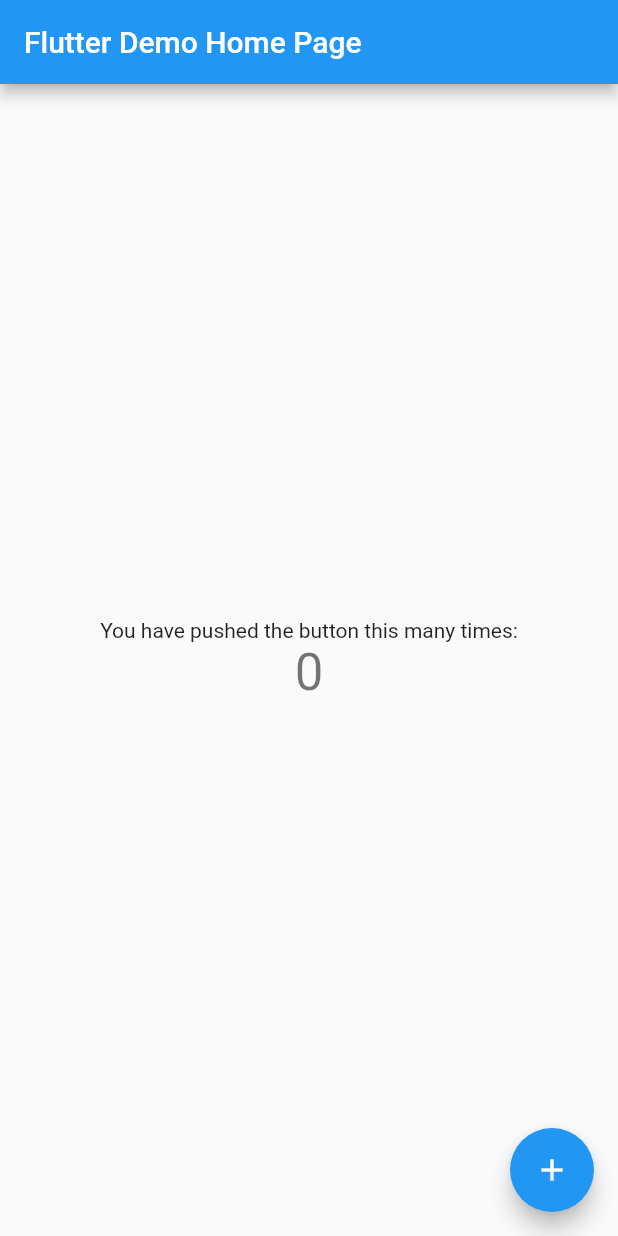
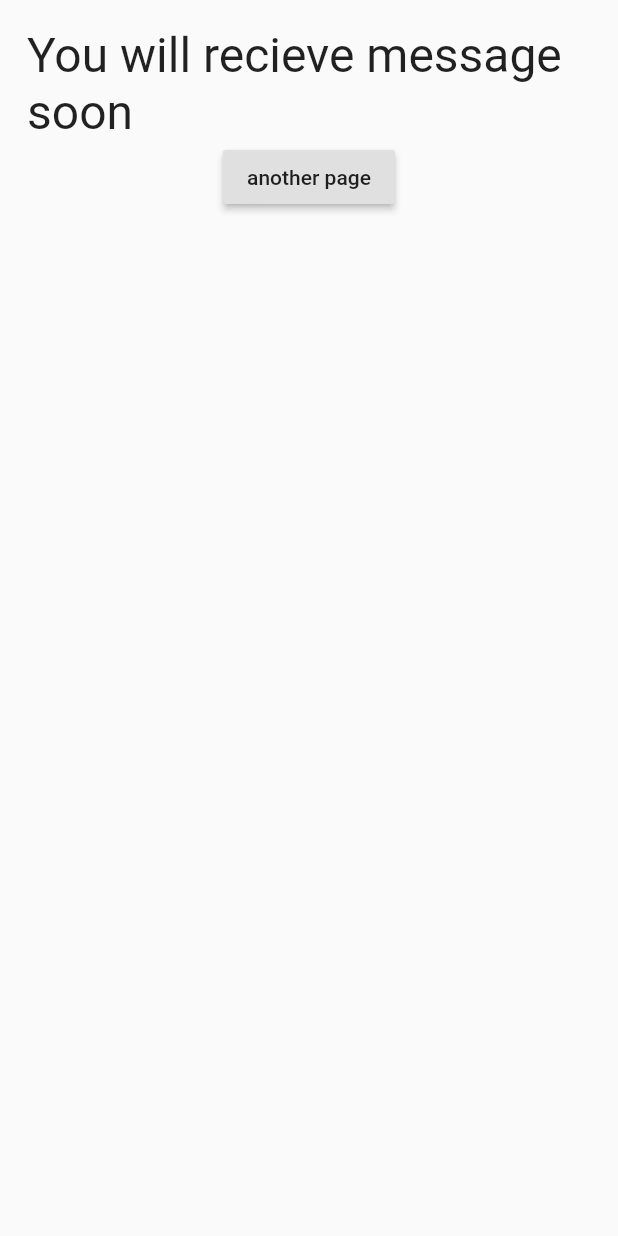
Before and after one commit to mohammadjawedahmadansari/FinalNotificationApp, a Flutter app: the screen it shows after launch, on a phone screen of 412 x 824 dp. Run offline on Flutter 3.47's test engine with Material 2 defaults, Android fonts, the phone set to English and light mode, and no system bars; our stand-ins replace firebase_core, firebase_messaging, flutter_local_notifications; accounts and stored records are empty.

Commit message:
Complete Push Notification using Firebase Cloud Messaging

```diff
--- a/lib/main.dart
+++ b/lib/main.dart
@@ -1,6 +1,23 @@
+import 'package:firebase_core/firebase_core.dart';
+import 'package:firebase_messaging/firebase_messaging.dart';
 import 'package:flutter/material.dart';
+import 'package:notfication_app/redpage.dart';
+import 'package:notfication_app/services/local_notification.dart';
 
-void main() {
+import 'greenpage.dart';
+
+// Recive message when app is in background solution for on message
+Future<void> backgroundHandler(RemoteMessage message) async {
+  print(message.data.toString());
+  print(message.notification.toString());
+  LocalNotificationService.display(message);
+}
+
+void main() async {
+  WidgetsFlutterBinding.ensureInitialized();
+  await Firebase.initializeApp();
+
+  FirebaseMessaging.onBackgroundMessage((backgroundHandler));
   runApp(MyApp());
 }
 
@@ -11,33 +28,19 @@
     return MaterialApp(
       title: 'Flutter Demo',
       theme: ThemeData(
-        // This is the theme of your application.
-        //
-        // Try running your application with "flutter run". You'll see the
-        // application has a blue toolbar. Then, without quitting the app, try
-        // changing the primarySwatch below to Colors.green and then invoke
-        // "hot reload" (press "r" in the console where you ran "flutter run",
-        // or simply save your changes to "hot reload" in a Flutter IDE).
-        // Notice that the counter didn't reset back to zero; the application
-        // is not restarted.
         primarySwatch: Colors.blue,
       ),
       home: MyHomePage(title: 'Flutter Demo Home Page'),
+      routes: {
+        "red": (_) => RedPage(),
+        "green": (_) => GreenPage(),
+      },
     );
   }
 }
 
 class MyHomePage extends StatefulWidget {
   MyHomePage({Key? key, required this.title}) : super(key: key);
-
-  // This widget is the home page of your application. It is stateful, meaning
-  // that it has a State object (defined below) that contains fields that affect
-  // how it looks.
-
-  // This class is the configuration for the state. It holds the values (in this
-  // case the title) provided by the parent (in this case the App widget) and
-  // used by the build method of the State. Fields in a Widget subclass are
-  // always marked "final".
 
   final String title;
 
@@ -46,68 +49,59 @@
 }
 
 class _MyHomePageState extends State<MyHomePage> {
-  int _counter = 0;
+  @override
+  void initState() {
+    // TODO: implement initState
+    super.initState();
+    LocalNotificationService.initialized(context);
+    FirebaseMessaging.instance.getInitialMessage().then((message) {
+      if (message != null) {
+        final routeFromMessage = message.data["route"];
+        print(routeFromMessage);
+        Navigator.of(context).pushNamed(routeFromMessage);
+      }
+    });
 
-  void _incrementCounter() {
-    setState(() {
-      // This call to setState tells the Flutter framework that something has
-      // changed in this State, which causes it to rerun the build method below
-      // so that the display can reflect the updated values. If we changed
-      // _counter without calling setState(), then the build method would not be
-      // called again, and so nothing would appear to happen.
-      _counter++;
+    // Foreground work
+
+    FirebaseMessaging.onMessage.listen((message) {
+      if (message.notification != null) {
+        print(message.notification!.body);
+        print(message.notification!.title);
+      }
+      LocalNotificationService.display(message);
+    });
+    // When the app is in background but opened and user taps
+    /// on the notifications
+    FirebaseMessaging.onMessageOpenedApp.listen((message) {
+      final routeFromMessage = message.data["route"];
+      print(routeFromMessage);
+      Navigator.of(context).pushNamed(routeFromMessage);
     });
   }
 
   @override
   Widget build(BuildContext context) {
-    // This method is rerun every time setState is called, for instance as done
-    // by the _incrementCounter method above.
-    //
-    // The Flutter framework has been optimized to make rerunning build methods
-    // fast, so that you can just rebuild anything that needs updating rather
-    // than having to individually change instances of widgets.
     return Scaffold(
-      appBar: AppBar(
-        // Here we take the value from the MyHomePage object that was created by
-        // the App.build method, and use it to set our appbar title.
-        title: Text(widget.title),
+      body: Padding(
+        padding: const EdgeInsets.all(18.0),
+        child: Center(
+            child: Column(
+          children: [
+            Text(
+              "You will recieve message soon",
+              style: TextStyle(fontSize: 32.0),
+            ),
+            RaisedButton(
+              onPressed: () {
+                Navigator.of(context).push(
+                    new MaterialPageRoute(builder: (context) => RedPage()));
+              },
+              child: Text('another page'),
+            )
+          ],
+        )),
       ),
-      body: Center(
-        // Center is a layout widget. It takes a single child and positions it
-        // in the middle of the parent.
-        child: Column(
-          // Column is also a layout widget. It takes a list of children and
-          // arranges them vertically. By default, it sizes itself to fit its
-          // children horizontally, and tries to be as tall as its parent.
-          //
-          // Invoke "debug painting" (press "p" in the console, choose the
-          // "Toggle Debug Paint" action from the Flutter Inspector in Android
-          // Studio, or the "Toggle Debug Paint" command in Visual Studio Code)
-          // to see the wireframe for each widget.
-          //
-          // Column has various properties to control how it sizes itself and
-          // how it positions its children. Here we use mainAxisAlignment to
-          // center the children vertically; the main axis here is the vertical
-          // axis because Columns are vertical (the cross axis would be
-          // horizontal).
-          mainAxisAlignment: MainAxisAlignment.center,
-          children: <Widget>[
-            Text(
-              'You have pushed the button this many times:',
-            ),
-            Text(
-              '$_counter',
-              style: Theme.of(context).textTheme.headline4,
-            ),
-          ],
-        ),
-      ),
-      floatingActionButton: FloatingActionButton(
-        onPressed: _incrementCounter,
-        tooltip: 'Increment',
-        child: Icon(Icons.add),
-      ), // This trailing comma makes auto-formatting nicer for build methods.
     );
   }
 }
--- /dev/null
+++ b/lib/services/local_notification.dart
@@ -0,0 +1,44 @@
+import 'dart:math';
+
+import 'package:firebase_messaging/firebase_messaging.dart';
+import 'package:flutter/cupertino.dart';
+import 'package:flutter_local_notifications/flutter_local_notifications.dart';
+
+class LocalNotificationService {
+  static final FlutterLocalNotificationsPlugin
+      _flutterLocalNotificationsPlugin = FlutterLocalNotificationsPlugin();
+
+  static void initialized(BuildContext context) {
+    final InitializationSettings initializationSettings =
+        InitializationSettings(
+            android: AndroidInitializationSettings("@mipmap/ic_launcher"));
+    _flutterLocalNotificationsPlugin.initialize(initializationSettings,
+        onSelectNotification: (String? route) async {
+      if (route != null) {
+        Navigator.of(context).pushNamed(route);
+      }
+    });
+  }
+
+  static void display(RemoteMessage message) async {
+    try {
+      //        var random = Random(); // keep this somewhere in a static variable. Just make sure to initialize only once.
+      // int id1 = random.nextInt(pow(2, 31) - 1);
+      // int id2 = random.nextInt(pow(2, 31) - 1);
+      //final id = DateTime.now().microsecondsSinceEpoch ~/ 1000;
+      final NotificationDetails notificationDetails = NotificationDetails(
+          android: AndroidNotificationDetails("railrecipepartner",
+              "railrecipepartner channel", "this is our partner app",
+              importance: Importance.max, priority: Priority.high));
+
+      await _flutterLocalNotificationsPlugin.show(
+          12345,
+          message.notification!.title,
+          message.notification!.body,
+          notificationDetails,
+          payload: message.data["route"]);
+    } on Exception catch (e) {
+      print(e);
+    }
+  }
+}
--- a/pubspec.yaml
+++ b/pubspec.yaml
@@ -28,6 +28,9 @@
   # The following adds the Cupertino Icons font to your application.
   # Use with the CupertinoIcons class for iOS style icons.
   cupertino_icons: ^1.0.2
+  firebase_messaging: ^10.0.3
+  flutter_local_notifications: ^6.0.0
+
 
 dev_dependencies:
   flutter_test:
```
Also changed, not shown: lib/greenpage.dart (added, +20 -0 lines), lib/redpage.dart (added, +20 -0 lines), pubspec.lock, 4 other files.
